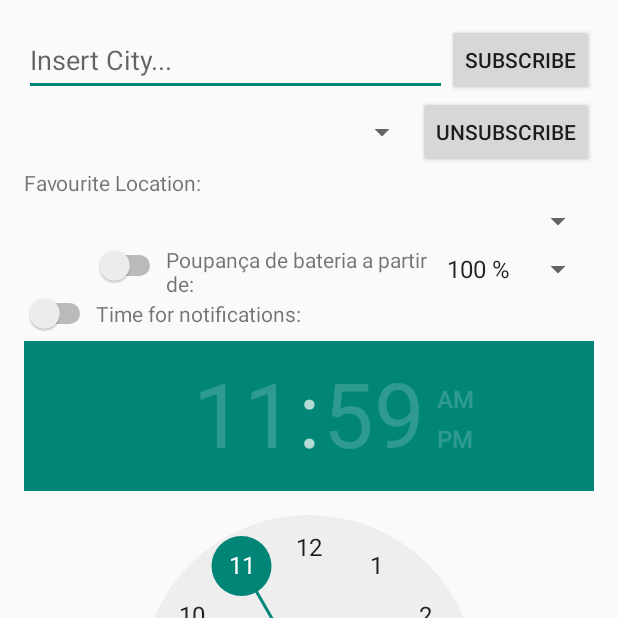
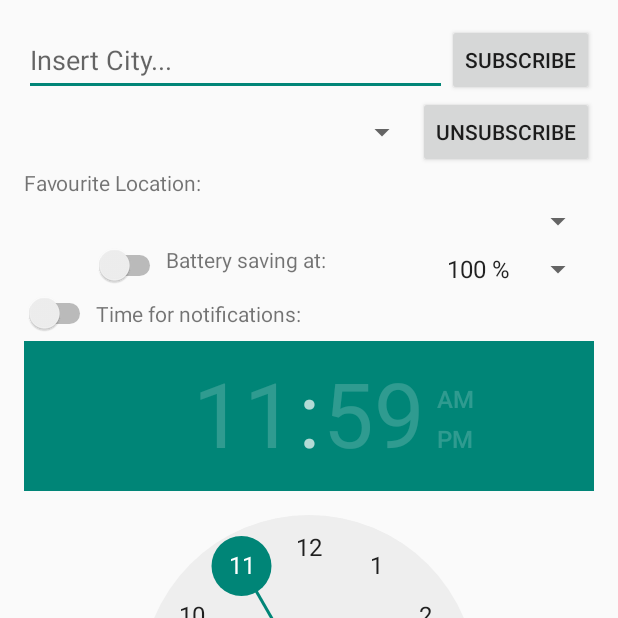
Before and after one commit to A39120/Android-Weather-App, an Android app: the PreferencesActivity screen opened directly, with no data from a screen before it, on a phone screen of 412 x 824 dp, the top half of it. Run offline under Robolectric (Android 15) with nearby library versions, the phone set to English and light mode, and no system bars; our stand-ins replace Volley; network calls fail.

Commit message:
Added @string/pref_batterySaveAt + Implemented BatteryStateReceiver which listens for battery state changes + Added registering and unregistering the receiver in PreferencesActivity + Added boolean flag isBatterySavingMode to MyWeatherApp's companion which should be read by other actions to determine if they should execute or not

```diff
--- a/app/src/main/kotlin/isel/pdm/trab/openweathermap/MyWeatherApp.kt
+++ b/app/src/main/kotlin/isel/pdm/trab/openweathermap/MyWeatherApp.kt
@@ -62,6 +62,7 @@ class MyWeatherApp : Application(){
         var timeForNotifications: Calendar = Calendar.getInstance()
         var refreshTime: Int = -1 // TODO change to some default ? maybe 12h ?
         var batteryLevel: Int = -1
+        var isBatterySavingMode: Boolean = false /** used by BatteryStateReceiver as a flag, other actions should consult this flag */
         // val refreshIntervalValues: Array<Int> = arrayOf(12, 24, 48) // 12h, 1day, 2days
         // we can use strings.xml -> see <string-array name="pref_refresh_interval_values">
         // static values can be set there
--- a/app/src/main/res/layout/activity_preference.xml
+++ b/app/src/main/res/layout/activity_preference.xml
@@ -90,7 +90,7 @@
                     android:layout_weight="1" />
 
                 <TextView
-                    android:text="Poupança de bateria a partir de:"
+                    android:text="@string/pref_batterySaveAt"
                     android:layout_width="179dp"
                     android:layout_height="match_parent"
                     android:id="@+id/textView" />
--- a/app/src/main/res/values/strings.xml
+++ b/app/src/main/res/values/strings.xml
@@ -43,6 +43,7 @@
     <string name="pref_refreshInterval">Weather data refresh interval:</string>
     <string name="preferences">Preferences</string>
     <string name="pref_timeForNotifications">Time for notifications:</string>
+    <string name="pref_batterySaveAt">Battery saving at:</string>
 
     <string-array name="pref_refresh_interval_values">
         <item>12 hours</item>
```
Also changed, not shown: app/src/main/kotlin/isel/pdm/trab/openweathermap/presentation/PreferencesActivity.kt (+10 -0 lines), app/src/main/kotlin/isel/pdm/trab/openweathermap/receivers/BatteryStateReceiver.kt (added, +18 -0 lines), 1 other file.
